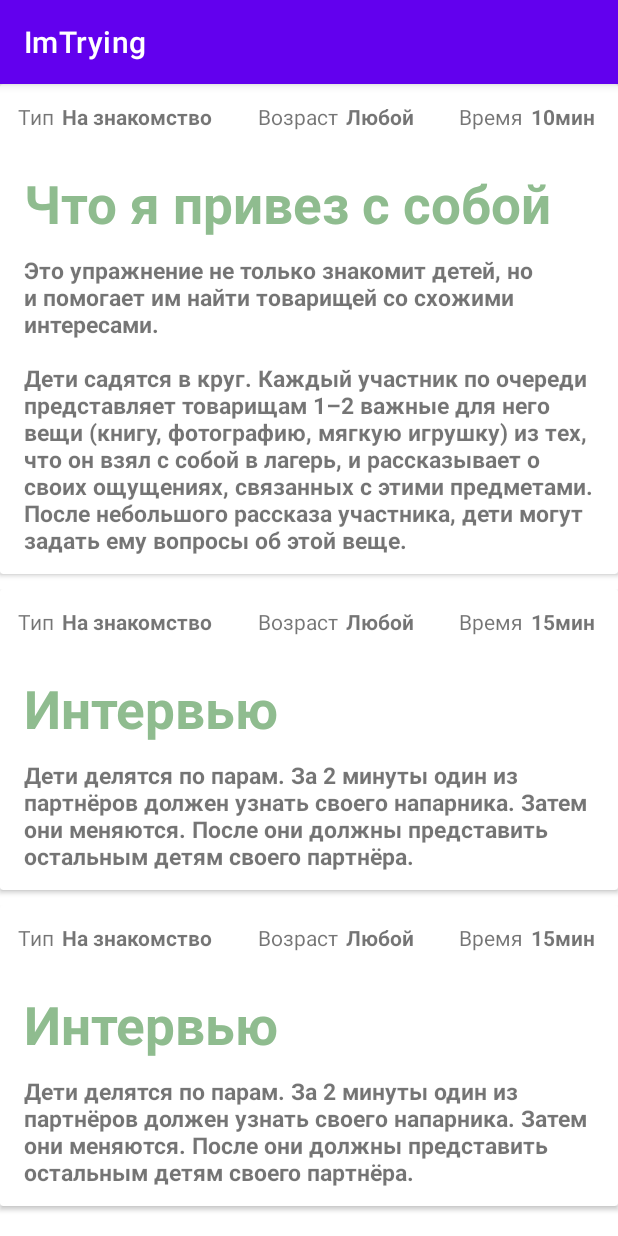
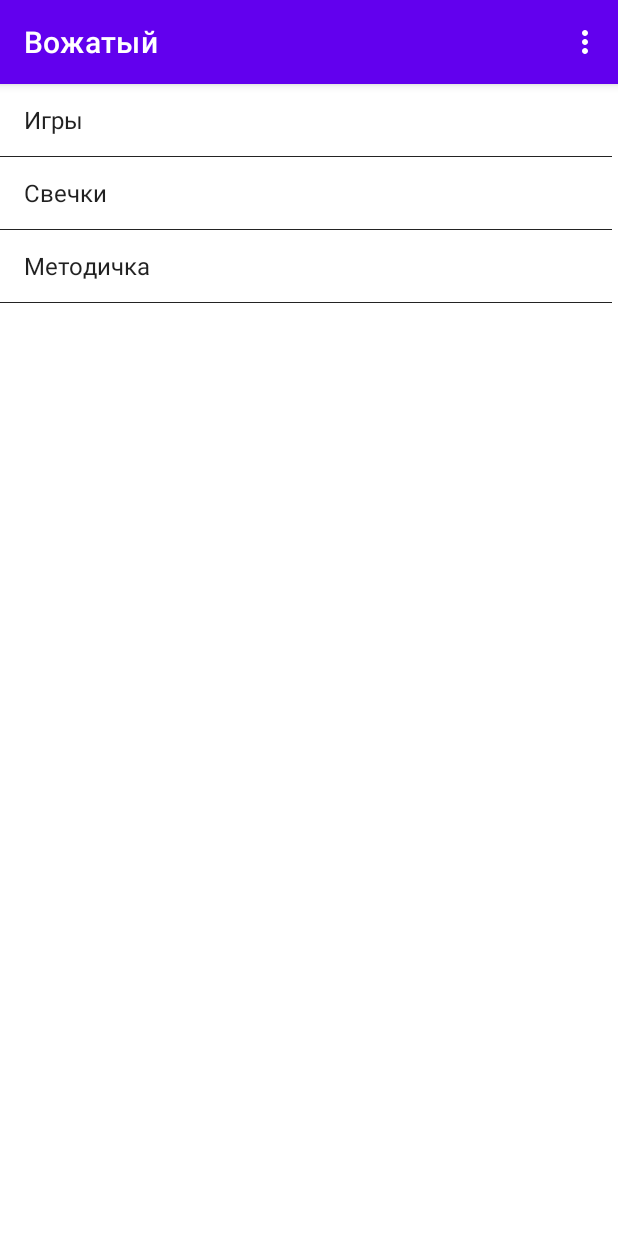
Before and after one commit to ModernMann/Counselor-3, an Android app: the screen it shows after launch (ActivityGames before the commit, MainActivity after it), on a phone screen of 412 x 824 dp. Run offline under Robolectric (Android 15) with nearby library versions, the phone set to English and light mode, and no system bars.

Commit message:
Update DB and Frame

```diff
--- a/app/src/main/AndroidManifest.xml
+++ b/app/src/main/AndroidManifest.xml
@@ -11,6 +11,9 @@
         android:supportsRtl="true"
         android:theme="@style/Theme.ImTrying"
         tools:targetApi="31">
+        <activity
+            android:name=".ActivityAddGames"
+            android:exported="false" />
         <activity
             android:name=".ActivityRegistration"
             android:exported="false" />
--- a/app/src/main/java/com/example/imtrying/MainActivity.java
+++ b/app/src/main/java/com/example/imtrying/MainActivity.java
@@ -4,16 +4,55 @@ import androidx.appcompat.app.AppCompatActivity;
 
 import android.content.Intent;
 import android.os.Bundle;
+import android.view.Menu;
 import android.view.View;
+import android.widget.AdapterView;
+import android.widget.ArrayAdapter;
+import android.widget.ListView;
 
 public class MainActivity extends AppCompatActivity {
-
+    private ListView listMenu;
+    private String[] arrayMenu;
+    private ArrayAdapter<String> adapter;
     @Override
     protected void onCreate(Bundle savedInstanceState) {
         super.onCreate(savedInstanceState);
         setContentView(R.layout.activity_main);
-        Intent intent = new Intent(this, ActivityGames.class);
-        startActivity(intent);
+
+        listMenu = findViewById(R.id.listMenu);
+        arrayMenu = getResources().getStringArray(R.array.Menu);
+        adapter = new ArrayAdapter<>(this, android.R.layout.simple_list_item_1,arrayMenu);
+        listMenu.setAdapter(adapter);
+
+        listMenu.setOnItemClickListener(new AdapterView.OnItemClickListener() {
+            Intent intent;
+            @Override
+            public void onItemClick(AdapterView<?> parent, View view, int position, long id) {
+                 switch(position){
+                     case 0 :
+                         intent = new Intent(MainActivity.this, ActivityGames.class);
+                         startActivity(intent);
+                         break;
+                     case 1:
+                         //intent = new Intent(MainActivity.this, ActivityGames.class);
+                         //startActivity(intent);
+                         break;
+                     case 2:
+                         //intent = new Intent(MainActivity.this, ActivityGames.class);
+                         //startActivity(intent);
+                         break;
+                 }
+            }
+        });
+
+
+        //Intent intent = new Intent(this, ActivityGames.class);
+        //startActivity(intent);
     }
 
+    @Override
+    public boolean onCreateOptionsMenu(Menu menu) {
+        getMenuInflater().inflate(R.menu.menu_main, menu);
+        return super.onCreateOptionsMenu(menu);
+    }
 }
--- a/app/src/main/java/com/example/imtrying/MyDatabaseHelper.java
+++ b/app/src/main/java/com/example/imtrying/MyDatabaseHelper.java
@@ -55,7 +55,6 @@ public class MyDatabaseHelper extends SQLiteOpenHelper {
                 COLUMN_NAME + " TEXT, " + COLUMN_DESCRIPTION + " TEXT, " + COLUMN_TYPE +
                         " TEXT, " + COLUMN_TIME + " TEXT, "+ COLUMN_YEAR + " TEXT);";
         db.execSQL(query);
-
         /*
         query = "CREATE TABLE " + "Games" + " (" + "_id" + " INTEGER PRIMARY KEY AUTOINCREMENT, " +
                 "Name" + " TEXT, " + "Description" + " TEXT, " + "Type" +
@@ -106,7 +105,6 @@ public class MyDatabaseHelper extends SQLiteOpenHelper {
         SQLiteDatabase db = this.getReadableDatabase();
 
         if (db != null){
-            UploadGames();
         }
         else {
             UploadGames();
@@ -114,6 +112,7 @@ public class MyDatabaseHelper extends SQLiteOpenHelper {
     }
 
     void UploadGames(){
+
         long result;
         String[] types = new String[5];
         String[] years = new String[4];
--- /dev/null
+++ b/app/src/main/res/drawable/baseline_add_24.xml
@@ -0,0 +1,5 @@
+<vector android:height="24dp" android:tint="#FFFFFF"
+    android:viewportHeight="24" android:viewportWidth="24"
+    android:width="24dp" xmlns:android="http://schemas.android.com/apk/res/android">
+    <path android:fillColor="@android:color/white" android:pathData="M19,13h-6v6h-2v-6H5v-2h6V5h2v6h6v2z"/>
+</vector>
--- a/app/src/main/res/layout/activity_main.xml
+++ b/app/src/main/res/layout/activity_main.xml
@@ -4,4 +4,17 @@
     xmlns:tools="http://schemas.android.com/tools"
     android:layout_width="match_parent"
     android:layout_height="match_parent"
-    tools:context=".MainActivity"/>
+    tools:context=".MainActivity">
+
+    <ListView
+        android:id="@+id/listMenu"
+        style="@android:style/Widget.ListView"
+        android:layout_width="0dp"
+        android:layout_height="0dp"
+        android:cacheColorHint="#FFFFFF"
+        android:scrollbarStyle="outsideInset"
+        app:layout_constraintBottom_toBottomOf="parent"
+        app:layout_constraintEnd_toEndOf="parent"
+        app:layout_constraintStart_toStartOf="parent"
+        app:layout_constraintTop_toTopOf="parent" />
+</androidx.constraintlayout.widget.ConstraintLayout>
--- /dev/null
+++ b/app/src/main/res/menu/menu_main.xml
@@ -0,0 +1,23 @@
+<?xml version="1.0" encoding="utf-8"?>
+<menu xmlns:android="http://schemas.android.com/apk/res/android"
+    xmlns:app="http://schemas.android.com/apk/res-auto">
+
+    <item
+        android:id="@+id/action_book"
+        android:orderInCategory="100"
+        app:showAsAction="never"
+        android:title="@string/action_book"
+        />
+    <item
+        android:id="@+id/action_toolbox"
+        android:orderInCategory="100"
+        app:showAsAction="never"
+        android:title="@string/action_toolbox"
+        />
+    <item
+        android:id="@+id/action_about"
+        android:orderInCategory="100"
+        app:showAsAction="never"
+        android:title="@string/action_about"
+        />
+</menu>
--- /dev/null
+++ b/app/src/main/res/values/arrays.xml
@@ -0,0 +1,13 @@
+<?xml version="1.0" encoding="utf-8"?>
+<resources>
+    <string-array name="Menu">
+        <item>Игры</item>
+        <item>Свечки</item>
+        <item>Методичка</item>
+    </string-array>
+    <string-array name="Tooltip">
+        <item>Кубик</item>
+        <item>Жеребьёвка</item>
+        <item>Шахматный таймер</item>
+    </string-array>
+</resources>
--- a/app/src/main/res/values/strings.xml
+++ b/app/src/main/res/values/strings.xml
@@ -1,3 +1,6 @@
 <resources>
     <string name="app_name">ImTrying</string>
+    <string name="action_book">Справочники</string>
+    <string name="action_toolbox">Тулбокс</string>
+    <string name="action_about">О приложении</string>
 </resources>
```
Also changed, not shown: app/src/main/java/com/example/imtrying/ActivityAddGames.java (added, +14 -0 lines), app/src/main/java/com/example/imtrying/ActivityGames.java (+17 -0 lines), app/src/main/java/com/example/imtrying/ActivityRegistration.java (+9 -0 lines), app/src/main/res/layout/activity_add_games.xml (added, +9 -0 lines), app/src/main/res/layout/activity_games.xml (+29 -1 lines).
